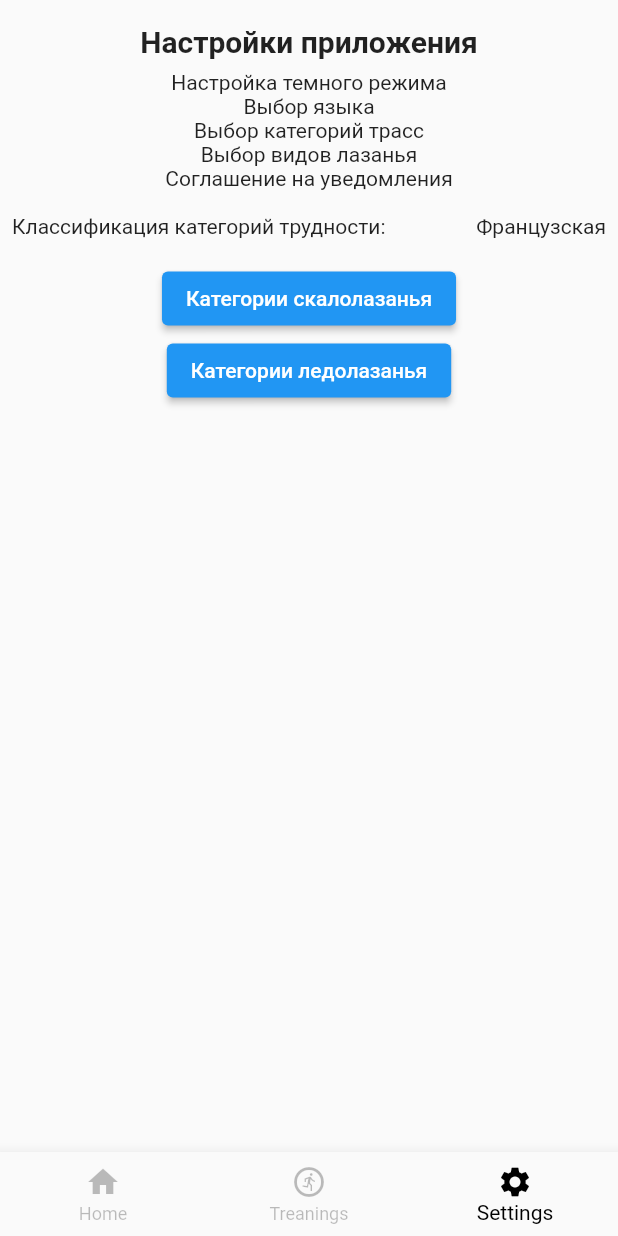
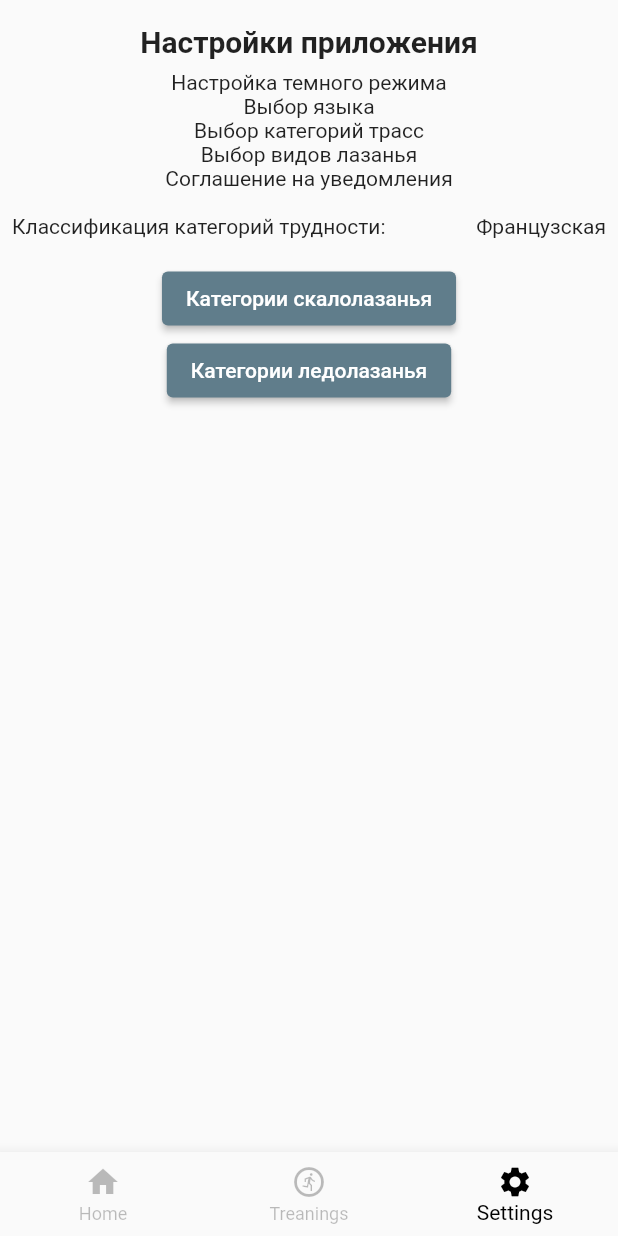
Before and after one commit to andrewkrasnik/my_climbing_trek, a Flutter app: the screen it shows after launch, item 3 of the bottom bar chosen, on a phone screen of 412 x 824 dp. Run offline on Flutter 3.47's test engine with Material 2 defaults, Android fonts, the light colour scheme and no system bars; our stand-ins replace cached_network_image, cloud_firestore, dartz, drift, equatable, firebase_analytics and 13 more; accounts and stored records are empty; network calls fail.

Commit message:
new main color

```diff
--- a/lib/main.dart
+++ b/lib/main.dart
@@ -65,7 +65,7 @@ class MyApp extends StatelessWidget {
       child: MaterialApp(
           title: 'Flutter Demo',
           theme: ThemeData(
-            primarySwatch: Colors.blue,
+            primarySwatch: Colors.blueGrey,
           ),
           scrollBehavior: MyCustomScrollBehavior(),
           home: const SafeArea(child: BottomNavigationPage())),
```
